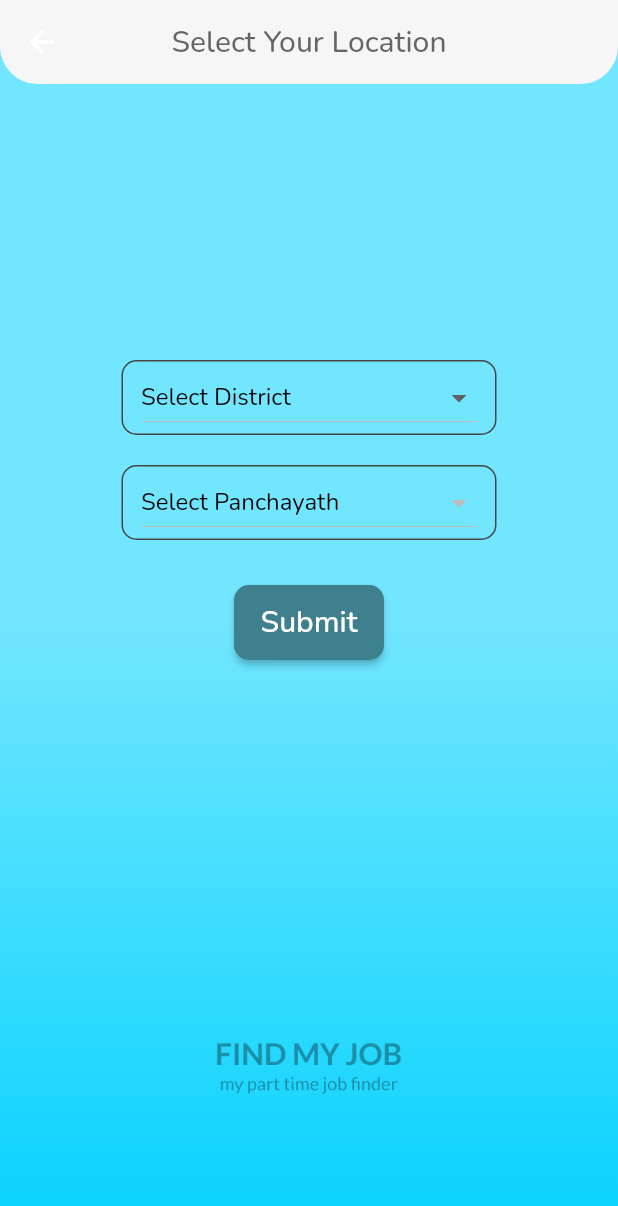
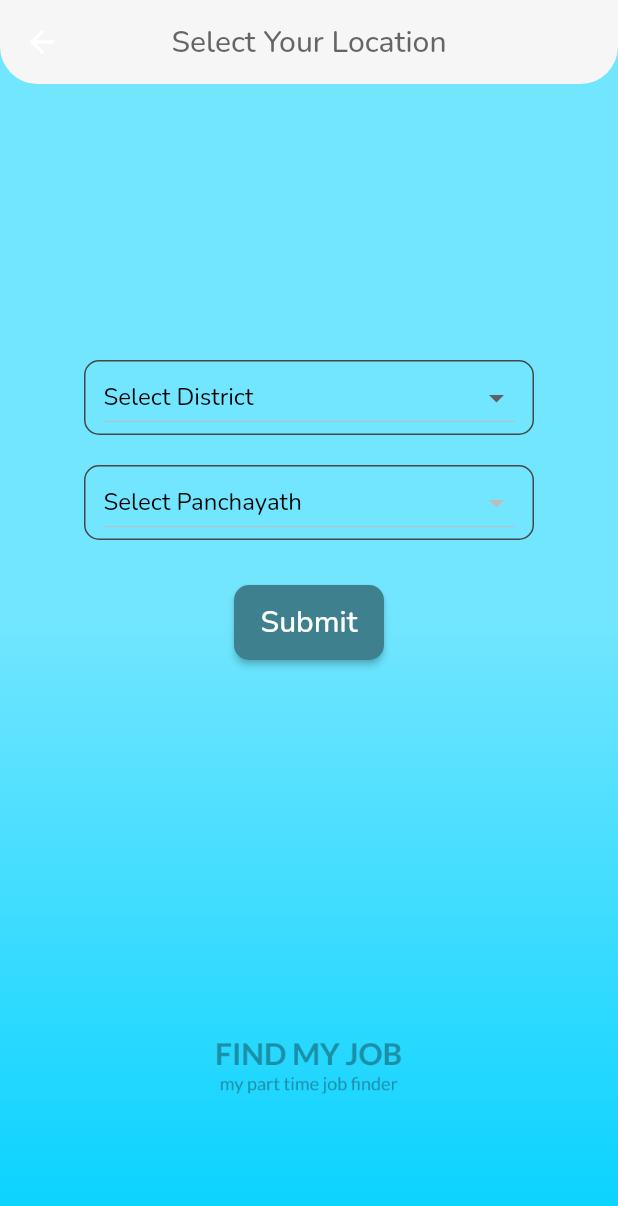
Before and after one commit to chrstijp/findmyjob-1, a Flutter app: the DependentDropdownExample screen opened directly, on a phone screen of 412 x 824 dp. Shown: the top 1206 px of the screen. Run offline on Flutter 3.47's test engine with Material 2 defaults, Android fonts, the phone set to English and light mode, and no system bars; our stand-ins replace flutter_custom_clippers, flutter_svg, get, google_fonts, persistent_bottom_nav_bar.

Commit message:
changed the width of containers in map_search

```diff
--- a/findmyjob/lib/views/screens/map_search.dart
+++ b/findmyjob/lib/views/screens/map_search.dart
@@ -63,7 +63,7 @@ class _DependentDropdownExampleState extends State<DependentDropdownExample> {
                   ),
                   Container(
                     height: 400,
-                    width: 300,
+                    width: 400,
                     // decoration: BoxDecoration(
                     //   border:
                     //       Border.all(color: Color.fromARGB(255, 251, 252, 252)),
@@ -74,7 +74,7 @@ class _DependentDropdownExampleState extends State<DependentDropdownExample> {
                       mainAxisAlignment: MainAxisAlignment.center,
                       children: [
                         Container(
-                          width: 250,
+                          width: 300,
                           height: 50,
                           decoration: BoxDecoration(
                             borderRadius: BorderRadius.circular(10),
@@ -109,7 +109,7 @@ class _DependentDropdownExampleState extends State<DependentDropdownExample> {
                         ),
                         const SizedBox(height: 20),
                         Container(
-                            width: 250,
+                            width: 300,
                             height: 50,
                             decoration: BoxDecoration(
                               borderRadius: BorderRadius.circular(10),
```
